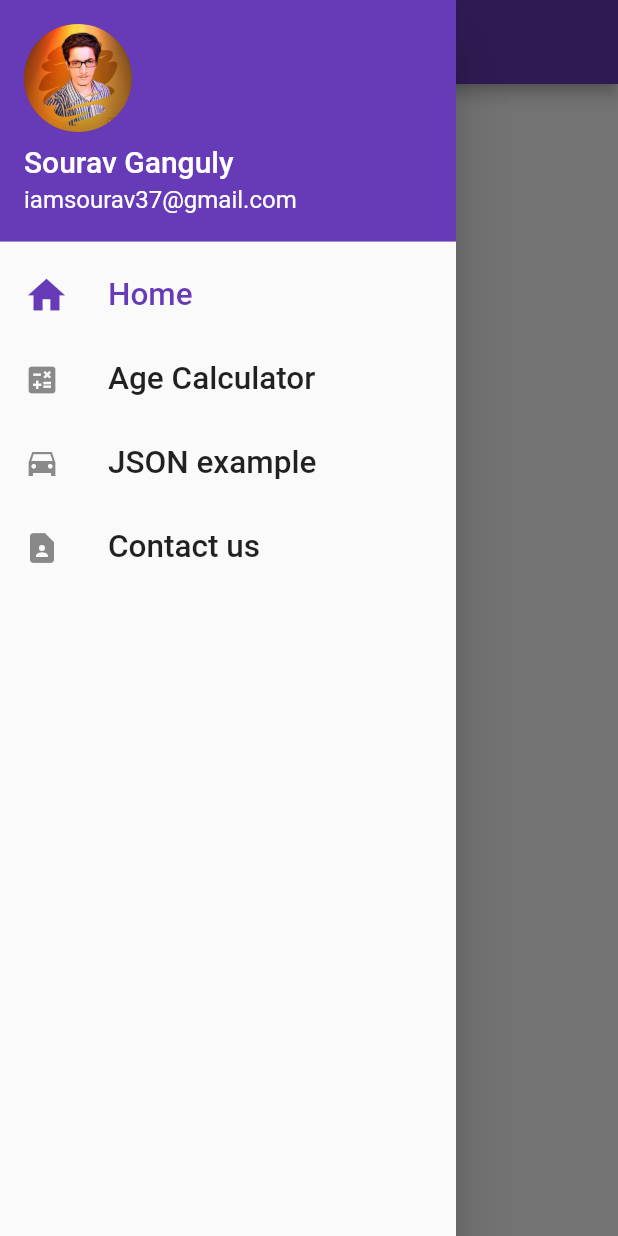
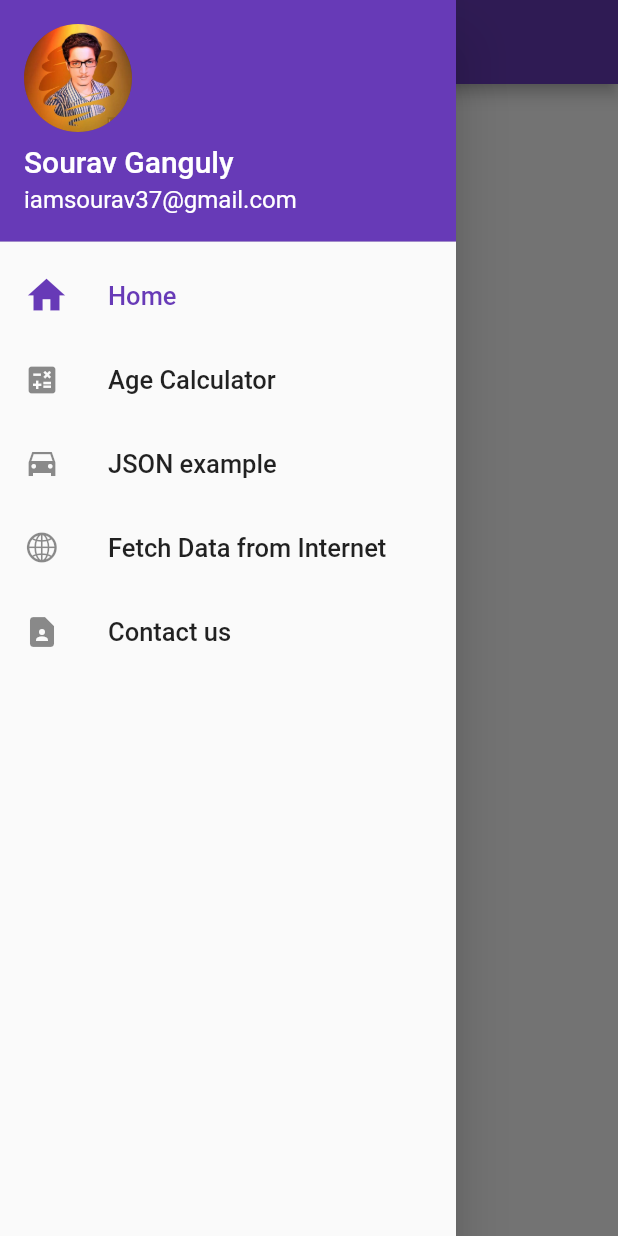
Before and after one commit to iamsourav37/practice_flutter_widgets, a Flutter app: the screen it shows after launch, with the side drawer open, on a phone screen of 412 x 824 dp. Run offline on Flutter 3.47's test engine with Material 2 defaults, Android fonts, the phone set to English and light mode, and no system bars.

Commit message:
get request

```diff
--- a/lib/constants.dart
+++ b/lib/constants.dart
@@ -4,5 +4,5 @@ const kNameStyle = TextStyle(fontSize: 20.0);
 const kEmailStyle = TextStyle(fontSize: 16.0);
 
 const kListTileTitleStyle = TextStyle(
-  fontSize: 21.0,
+  fontSize: 17.0,
 );
--- a/lib/screens/HomeScreen.dart
+++ b/lib/screens/HomeScreen.dart
@@ -1,9 +1,11 @@
+import 'package:flutter/cupertino.dart';
 import 'package:flutter/material.dart';
 import 'package:practice_flutter_widgets/screens/AgeCalculator.dart';
 
 import '../constants.dart';
 import 'ContactUs.dart';
 import 'JSONExample.dart';
+import 'FetchDataFromInternet.dart';
 
 class HomeScreen extends StatefulWidget {
   const HomeScreen({Key? key}) : super(key: key);
@@ -72,6 +74,17 @@ class _HomeScreenState extends State<HomeScreen> {
                 },
               ),
               ListTile(
+                leading: Icon(CupertinoIcons.globe),
+                title: Text(
+                  "Fetch Data from Internet",
+                  style: kListTileTitleStyle,
+                ),
+                onTap: () {
+                  Navigator.of(context).push(MaterialPageRoute(
+                      builder: (context) => FetchDataFromInternet()));
+                },
+              ),
+              ListTile(
                 leading: Icon(Icons.contact_page),
                 title: Text(
                   "Contact us",
```
Also changed, not shown: lib/screens/FetchDataFromInternet.dart (added, +57 -0 lines).
